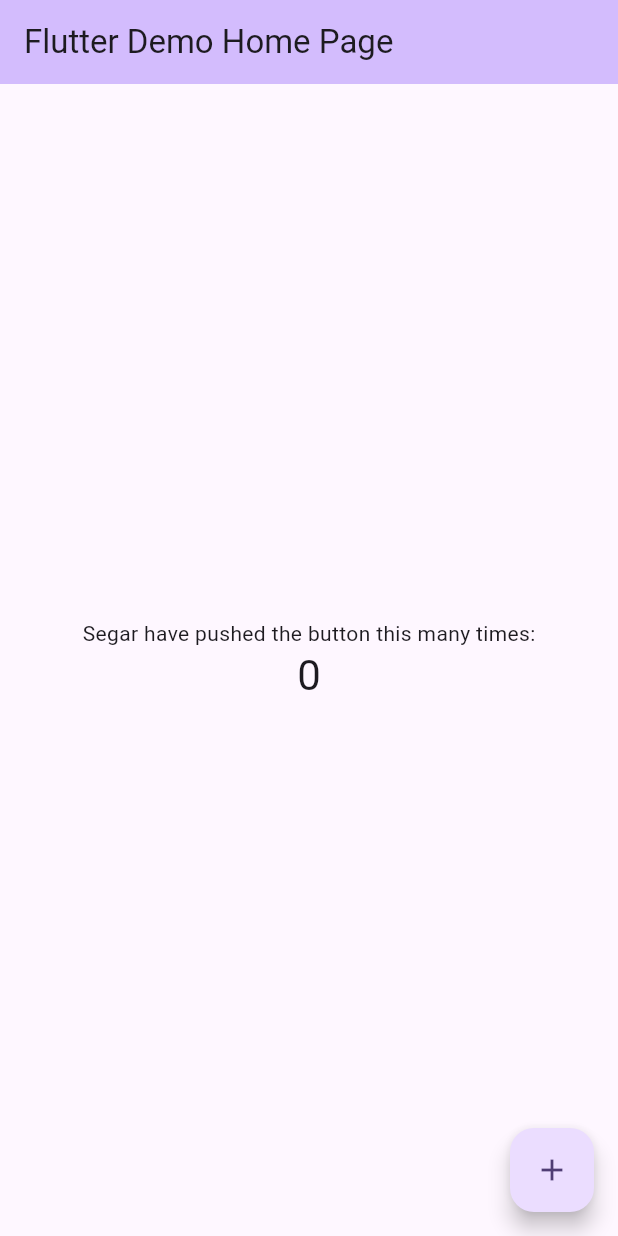
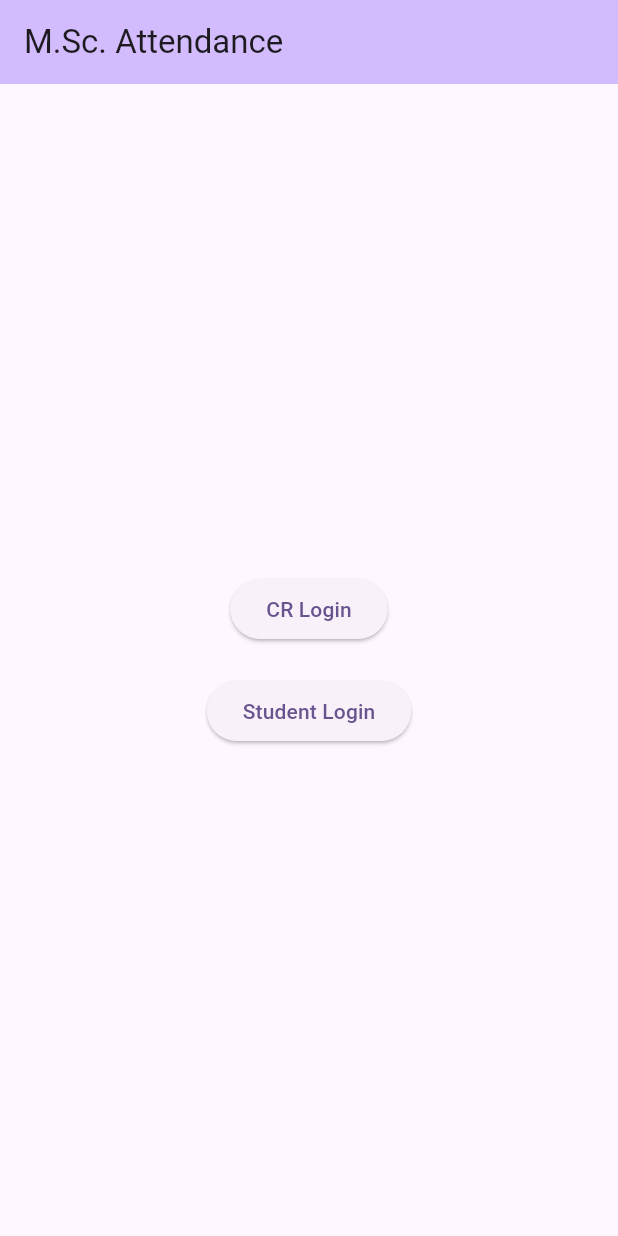
Before and after one commit to Chandirasegaran/pu_attendance, a Flutter app: the screen it shows after launch, on a phone screen of 412 x 824 dp. Run offline on Flutter 3.47's test engine with Material 2 defaults, Android fonts, the phone set to English and light mode, and no system bars.

Commit message:
First Commit

```diff
--- a/lib/main.dart
+++ b/lib/main.dart
@@ -1,4 +1,6 @@
 import 'package:flutter/material.dart';
+import 'package:pu_attendance/crlogin.dart';
+import 'package:pu_attendance/studlogin.dart';
 
 void main() {
   runApp(const MyApp());
@@ -13,41 +15,16 @@ class MyApp extends StatelessWidget {
     return MaterialApp(
       title: 'PU Attendance',
       theme: ThemeData(
-        // This is the theme of your application.
-        //
-        // TRY THIS: Try running your application with "flutter run". You'll see
-        // the application has a blue toolbar. Then, without quitting the app,
-        // try changing the seedColor in the colorScheme below to Colors.green
-        // and then invoke "hot reload" (save your changes or press the "hot
-        // reload" button in a Flutter-supported IDE, or press "r" if you used
-        // the command line to start the app).
-        //
-        // Notice that the counter didn't reset back to zero; the application
-        // state is not lost during the reload. To reset the state, use hot
-        // restart instead.
-        //
-        // This works for code too, not just values: Most code changes can be
-        // tested with just a hot reload.
         colorScheme: ColorScheme.fromSeed(seedColor: Colors.deepPurple),
         useMaterial3: true,
       ),
-      home: const MyHomePage(title: 'Flutter Demo Home Page'),
+      home: const MyHomePage(title: 'M.Sc. Attendance'),
     );
   }
 }
 
 class MyHomePage extends StatefulWidget {
   const MyHomePage({super.key, required this.title});
-
-  // This widget is the home page of your application. It is stateful, meaning
-  // that it has a State object (defined below) that contains fields that affect
-  // how it looks.
-
-  // This class is the configuration for the state. It holds the values (in this
-  // case the title) provided by the parent (in this case the App widget) and
-  // used by the build method of the State. Fields in a Widget subclass are
-  // always marked "final".
-
   final String title;
 
   @override
@@ -55,71 +32,43 @@ class MyHomePage extends StatefulWidget {
 }
 
 class _MyHomePageState extends State<MyHomePage> {
-  int _counter = 0;
-
-  void _incrementCounter() {
-    setState(() {
-      // This call to setState tells the Flutter framework that something has
-      // changed in this State, which causes it to rerun the build method below
-      // so that the display can reflect the updated values. If we changed
-      // _counter without calling setState(), then the build method would not be
-      // called again, and so nothing would appear to happen.
-      _counter++;
-    });
-  }
-
   @override
   Widget build(BuildContext context) {
-    // This method is rerun every time setState is called, for instance as done
-    // by the _incrementCounter method above.
-    //
-    // The Flutter framework has been optimized to make rerunning build methods
-    // fast, so that you can just rebuild anything that needs updating rather
-    // than having to individually change instances of widgets.
     return Scaffold(
       appBar: AppBar(
-        // TRY THIS: Try changing the color here to a specific color (to
-        // Colors.amber, perhaps?) and trigger a hot reload to see the AppBar
-        // change color while the other colors stay the same.
         backgroundColor: Theme.of(context).colorScheme.inversePrimary,
-        // Here we take the value from the MyHomePage object that was created by
-        // the App.build method, and use it to set our appbar title.
         title: Text(widget.title),
       ),
       body: Center(
-        // Center is a layout widget. It takes a single child and positions it
-        // in the middle of the parent.
         child: Column(
-          // Column is also a layout widget. It takes a list of children and
-          // arranges them vertically. By default, it sizes itself to fit its
-          // children horizontally, and tries to be as tall as its parent.
-          //
-          // Column has various properties to control how it sizes itself and
-          // how it positions its children. Here we use mainAxisAlignment to
-          // center the children vertically; the main axis here is the vertical
-          // axis because Columns are vertical (the cross axis would be
-          // horizontal).
-          //
-          // TRY THIS: Invoke "debug painting" (choose the "Toggle Debug Paint"
-          // action in the IDE, or press "p" in the console), to see the
-          // wireframe for each widget.
           mainAxisAlignment: MainAxisAlignment.center,
-          children: <Widget>[
-            const Text(
-              'Segar have pushed the button this many times:',
+          children: [
+            ElevatedButton(
+              onPressed: () {
+                Navigator.push(
+                  context,
+                  MaterialPageRoute(
+                    builder: (context) => Crlogin(),
+                  ),
+                );
+              },
+              child: Text('CR Login'),
             ),
-            Text(
-              '$_counter',
-              style: Theme.of(context).textTheme.headlineMedium,
+            SizedBox(height: 20),
+            ElevatedButton(
+              onPressed: () {
+                Navigator.push(
+                  context,
+                  MaterialPageRoute(
+                    builder: (context) => StudentLoginPage(),
+                  ),
+                );
+              },
+              child: Text('Student Login'),
             ),
           ],
         ),
       ),
-      floatingActionButton: FloatingActionButton(
-        onPressed: _incrementCounter,
-        tooltip: 'Increment',
-        child: const Icon(Icons.add),
-      ), // This trailing comma makes auto-formatting nicer for build methods.
     );
   }
 }
```
Also changed, not shown: lib/crlogin.dart (added, +160 -0 lines), lib/studlogin.dart (added, +25 -0 lines).
